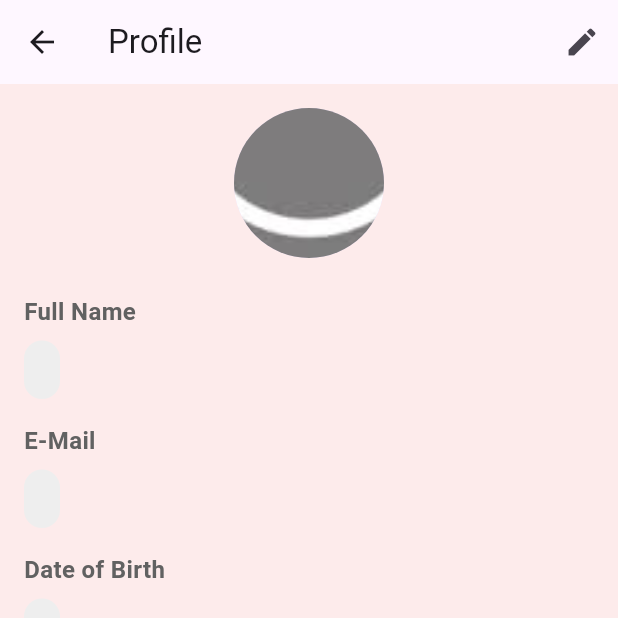
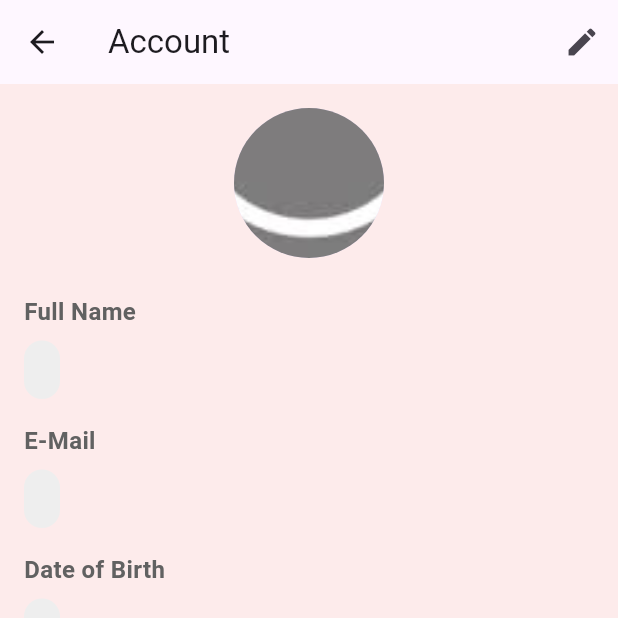
Before and after one commit to matthewnml/CSCI321-fyp, a Flutter app: the AccountPage screen opened directly with empty values, on a phone screen of 412 x 824 dp, the top half of it. Run offline on Flutter 3.47's test engine with Material 3 defaults, Android fonts, the phone set to English and light mode, and no system bars; our stand-ins replace cloud_firestore, firebase_auth, firebase_core, fl_chart, shared_preferences, table_calendar; missing offline and left inert: health; accounts and stored records are empty.

Commit message:
change color and title

```diff
--- a/pregnancy/lib/UI_3/find_doctor.dart
+++ b/pregnancy/lib/UI_3/find_doctor.dart
@@ -107,7 +107,7 @@ class FindADoctorState extends State<FindADoctor> {
     return Scaffold(
       appBar: AppBar(
         title: const Text('Find A Doctor'),
-        backgroundColor: Colors.pink.shade100,
+        backgroundColor: Colors.pink.shade50,
         leading: IconButton(
           icon: const Icon(Icons.arrow_back),
           onPressed: () {
@@ -162,7 +162,7 @@ class FindADoctorState extends State<FindADoctor> {
                         }
                       },
                       style: ElevatedButton.styleFrom(
-                        backgroundColor: Colors.pink.shade100,
+                        backgroundColor: Colors.pink.shade50,
                         shape: RoundedRectangleBorder(
                           borderRadius: BorderRadius.circular(20.0),
                         ),
--- a/pregnancy/lib/UI_4/account.dart
+++ b/pregnancy/lib/UI_4/account.dart
@@ -62,11 +62,11 @@ class _AccountPageState extends State<AccountPage> {
         'pregnancy_status': _pregnancyStatusController.text,
       }, SetOptions(merge: true));
       ScaffoldMessenger.of(context).showSnackBar(
-        const SnackBar(content: Text('Profile updated successfully')),
+        const SnackBar(content: Text('Account updated successfully')),
       );
     } catch (e) {
       ScaffoldMessenger.of(context).showSnackBar(
-        SnackBar(content: Text('Failed to update profile: $e')),
+        SnackBar(content: Text('Failed to update Account: $e')),
       );
     }
   }
@@ -75,7 +75,7 @@ class _AccountPageState extends State<AccountPage> {
   Widget build(BuildContext context) {
     return Scaffold(
       appBar: AppBar(
-        title: Text(_isEditing ? 'Edit Profile' : 'Profile'),
+        title: Text(_isEditing ? 'Edit Account' : 'Account'),
         actions: [
           IconButton(
             icon: Icon(_isEditing ? Icons.check : Icons.edit),
```
